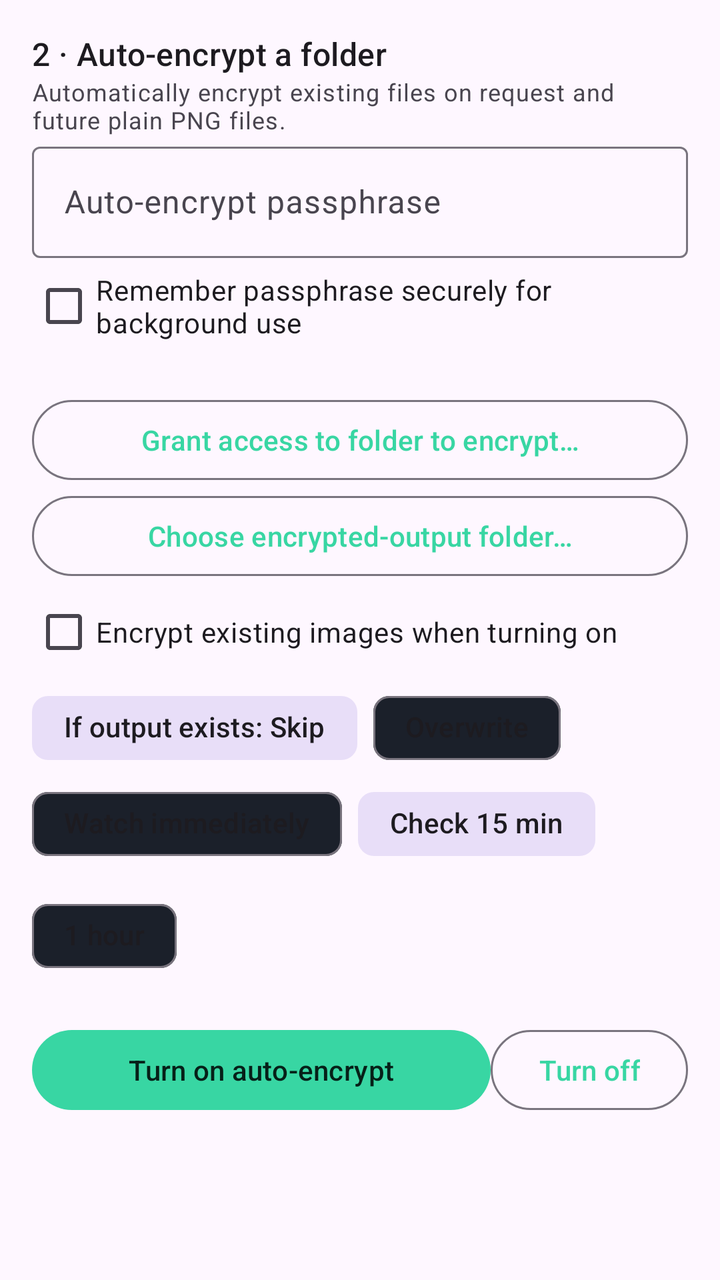
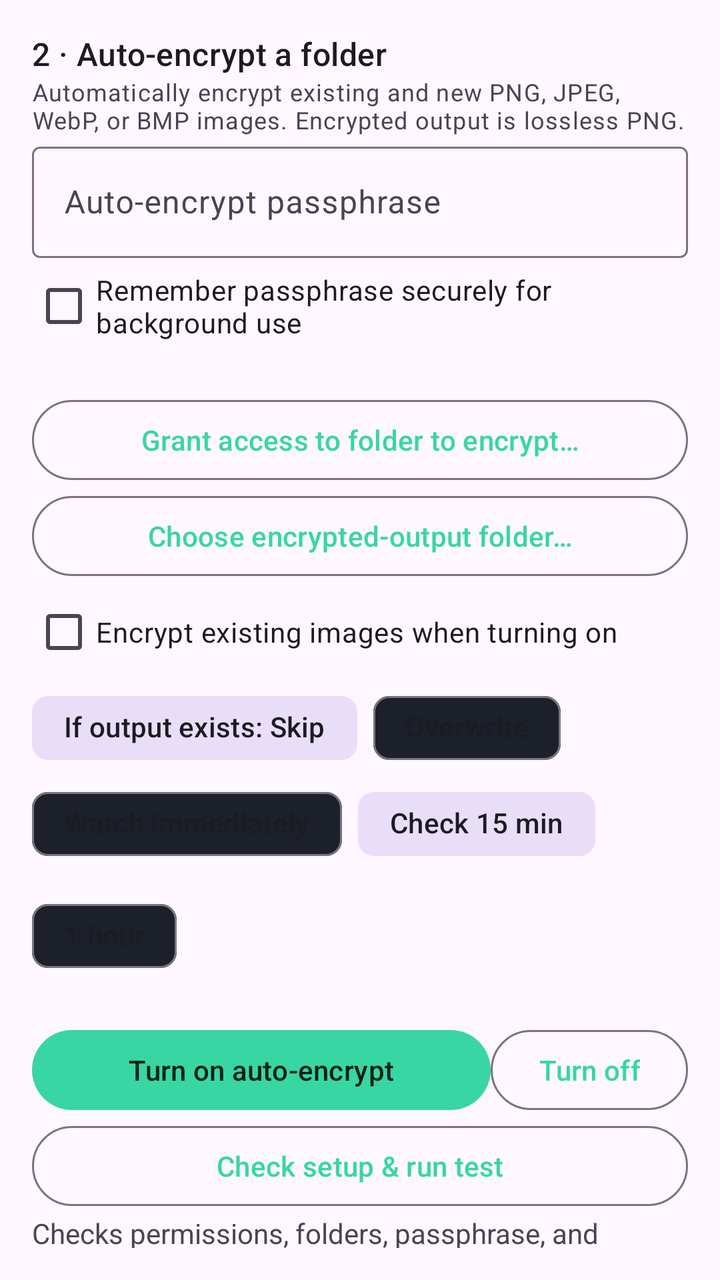

Before-and-after screenshots of an Android layout around one commit, followed by the original layout XML and the change that was made.
<!-- AndroidManifest.xml: application theme Theme.OptiCipher -->
<!-- res/layout/watch_encrypt.xml -->
<LinearLayout xmlns:android="http://schemas.android.com/apk/res/android" xmlns:app="http://schemas.android.com/apk/res-auto" android:layout_width="match_parent" android:layout_height="wrap_content" android:orientation="vertical" android:padding="16dp">
    <TextView android:text="2 · Auto-encrypt a folder" android:textAppearance="?attr/textAppearanceTitleMedium" android:layout_width="wrap_content" android:layout_height="wrap_content" />
    <TextView android:text="Automatically encrypt existing files on request and future plain PNG files." android:textAppearance="?attr/textAppearanceBodySmall" android:layout_width="wrap_content" android:layout_height="wrap_content" />
    <com.google.android.material.textfield.TextInputLayout android:hint="Auto-encrypt passphrase" android:layout_width="match_parent" android:layout_height="wrap_content"><com.google.android.material.textfield.TextInputEditText android:id="@+id/encryptWatchPass" android:inputType="textPassword" android:layout_width="match_parent" android:layout_height="wrap_content" /></com.google.android.material.textfield.TextInputLayout>
    <com.google.android.material.checkbox.MaterialCheckBox android:id="@+id/encryptWatchRemember" android:text="Remember passphrase securely for background use" android:layout_width="wrap_content" android:layout_height="wrap_content" />
    <TextView android:id="@+id/encryptWatchFolders" android:layout_width="wrap_content" android:layout_height="wrap_content" />
    <com.google.android.material.button.MaterialButton android:id="@+id/encryptWatchFolderBtn" style="?attr/materialButtonOutlinedStyle" android:text="Grant access to folder to encrypt…" android:layout_width="match_parent" android:layout_height="wrap_content" />
    <com.google.android.material.button.MaterialButton android:id="@+id/encryptWatchOutputBtn" style="?attr/materialButtonOutlinedStyle" android:text="Choose encrypted-output folder…" android:layout_width="match_parent" android:layout_height="wrap_content" />
    <com.google.android.material.checkbox.MaterialCheckBox android:id="@+id/encryptExisting" android:text="Encrypt existing images when turning on" android:layout_width="wrap_content" android:layout_height="wrap_content" />
    <com.google.android.material.chip.ChipGroup android:id="@+id/encryptConflictGroup" app:singleSelection="true" android:layout_width="wrap_content" android:layout_height="wrap_content"><com.google.android.material.chip.Chip android:id="@+id/encryptSkip" android:text="If output exists: Skip" android:checkable="true" android:checked="true" android:layout_width="wrap_content" android:layout_height="wrap_content" /><com.google.android.material.chip.Chip android:id="@+id/encryptOverwrite" android:text="Overwrite" android:checkable="true" android:layout_width="wrap_content" android:layout_height="wrap_content" /></com.google.android.material.chip.ChipGroup>
    <com.google.android.material.chip.ChipGroup android:id="@+id/encryptIntervalGroup" app:singleSelection="true" android:layout_width="wrap_content" android:layout_height="wrap_content"><com.google.android.material.chip.Chip android:id="@+id/encryptImmediate" android:text="Watch immediately" android:checkable="true" android:layout_width="wrap_content" android:layout_height="wrap_content" /><com.google.android.material.chip.Chip android:id="@+id/encrypt15" android:text="Check 15 min" android:checkable="true" android:checked="true" android:layout_width="wrap_content" android:layout_height="wrap_content" /><com.google.android.material.chip.Chip android:id="@+id/encrypt60" android:text="1 hour" android:checkable="true" android:layout_width="wrap_content" android:layout_height="wrap_content" /></com.google.android.material.chip.ChipGroup>
    <TextView android:id="@+id/encryptWatchStatus" android:layout_width="wrap_content" android:layout_height="wrap_content" />
    <LinearLayout android:layout_width="match_parent" android:layout_height="wrap_content" android:orientation="horizontal"><com.google.android.material.button.MaterialButton android:id="@+id/encryptWatchStart" android:text="Turn on auto-encrypt" android:layout_width="0dp" android:layout_height="wrap_content" android:layout_weight="1" /><com.google.android.material.button.MaterialButton android:id="@+id/encryptWatchStop" style="?attr/materialButtonOutlinedStyle" android:text="Turn off" android:layout_width="wrap_content" android:layout_height="wrap_content" /></LinearLayout>
</LinearLayout>
<!-- resources referenced by this layout -->
<resources>
  <style name="Theme.OptiCipher" parent="Theme.Material3.DayNight.NoActionBar">
          <item name="colorPrimary">@color/brand_accent</item>
          <item name="colorOnPrimary">@color/brand_on_accent</item>
          <item name="colorPrimaryContainer">#1C3A31</item>
          <item name="colorOnPrimaryContainer">#38D6A3</item>
          <item name="colorSecondary">@color/brand_accent</item>
          <item name="colorSurface">@color/brand_surface</item>
          <item name="android:statusBarColor">?attr/colorSurface</item>
          <item name="android:navigationBarColor">?attr/colorSurface</item>
      </style>
  <color name="brand_accent">#38D6A3</color>
  <color name="brand_on_accent">#062018</color>
  <color name="brand_surface">#1B202A</color>
</resources>

<!-- the commit's change to res/layout/watch_encrypt.xml (unified diff, before → after) -->
@@ -1,6 +1,6 @@
 <LinearLayout xmlns:android="http://schemas.android.com/apk/res/android" xmlns:app="http://schemas.android.com/apk/res-auto" android:layout_width="match_parent" android:layout_height="wrap_content" android:orientation="vertical" android:padding="16dp">
     <TextView android:text="2 · Auto-encrypt a folder" android:textAppearance="?attr/textAppearanceTitleMedium" android:layout_width="wrap_content" android:layout_height="wrap_content" />
-    <TextView android:text="Automatically encrypt existing files on request and future plain PNG files." android:textAppearance="?attr/textAppearanceBodySmall" android:layout_width="wrap_content" android:layout_height="wrap_content" />
+    <TextView android:text="Automatically encrypt existing and new PNG, JPEG, WebP, or BMP images. Encrypted output is lossless PNG." android:textAppearance="?attr/textAppearanceBodySmall" android:layout_width="wrap_content" android:layout_height="wrap_content" />
     <com.google.android.material.textfield.TextInputLayout android:hint="Auto-encrypt passphrase" android:layout_width="match_parent" android:layout_height="wrap_content"><com.google.android.material.textfield.TextInputEditText android:id="@+id/encryptWatchPass" android:inputType="textPassword" android:layout_width="match_parent" android:layout_height="wrap_content" /></com.google.android.material.textfield.TextInputLayout>
     <com.google.android.material.checkbox.MaterialCheckBox android:id="@+id/encryptWatchRemember" android:text="Remember passphrase securely for background use" android:layout_width="wrap_content" android:layout_height="wrap_content" />
     <TextView android:id="@+id/encryptWatchFolders" android:layout_width="wrap_content" android:layout_height="wrap_content" />
@@ -11,4 +11,6 @@
     <com.google.android.material.chip.ChipGroup android:id="@+id/encryptIntervalGroup" app:singleSelection="true" android:layout_width="wrap_content" android:layout_height="wrap_content"><com.google.android.material.chip.Chip android:id="@+id/encryptImmediate" android:text="Watch immediately" android:checkable="true" android:layout_width="wrap_content" android:layout_height="wrap_content" /><com.google.android.material.chip.Chip android:id="@+id/encrypt15" android:text="Check 15 min" android:checkable="true" android:checked="true" android:layout_width="wrap_content" android:layout_height="wrap_content" /><com.google.android.material.chip.Chip android:id="@+id/encrypt60" android:text="1 hour" android:checkable="true" android:layout_width="wrap_content" android:layout_height="wrap_content" /></com.google.android.material.chip.ChipGroup>
     <TextView android:id="@+id/encryptWatchStatus" android:layout_width="wrap_content" android:layout_height="wrap_content" />
     <LinearLayout android:layout_width="match_parent" android:layout_height="wrap_content" android:orientation="horizontal"><com.google.android.material.button.MaterialButton android:id="@+id/encryptWatchStart" android:text="Turn on auto-encrypt" android:layout_width="0dp" android:layout_height="wrap_content" android:layout_weight="1" /><com.google.android.material.button.MaterialButton android:id="@+id/encryptWatchStop" style="?attr/materialButtonOutlinedStyle" android:text="Turn off" android:layout_width="wrap_content" android:layout_height="wrap_content" /></LinearLayout>
+    <com.google.android.material.button.MaterialButton android:id="@+id/encryptCheckBtn" style="?attr/materialButtonOutlinedStyle" android:text="Check setup &amp; run test" android:layout_width="match_parent" android:layout_height="wrap_content" />
+    <TextView android:id="@+id/encryptCheckStatus" android:text="Checks permissions, folders, passphrase, and crypto." android:layout_width="wrap_content" android:layout_height="wrap_content" />
 </LinearLayout>
